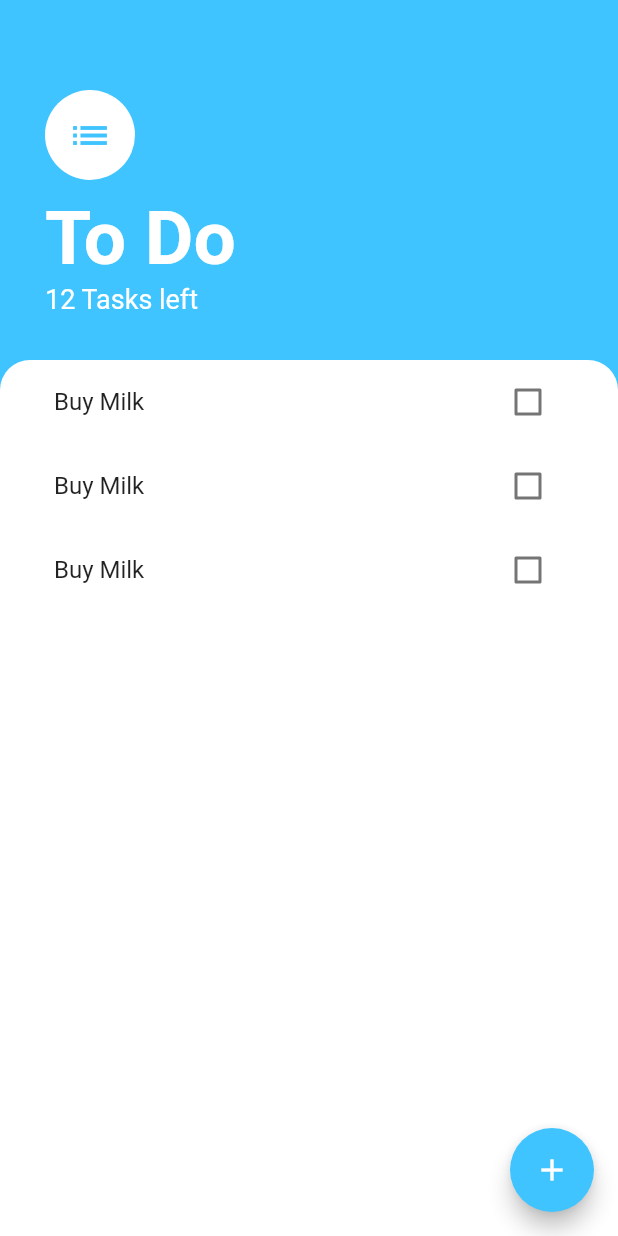
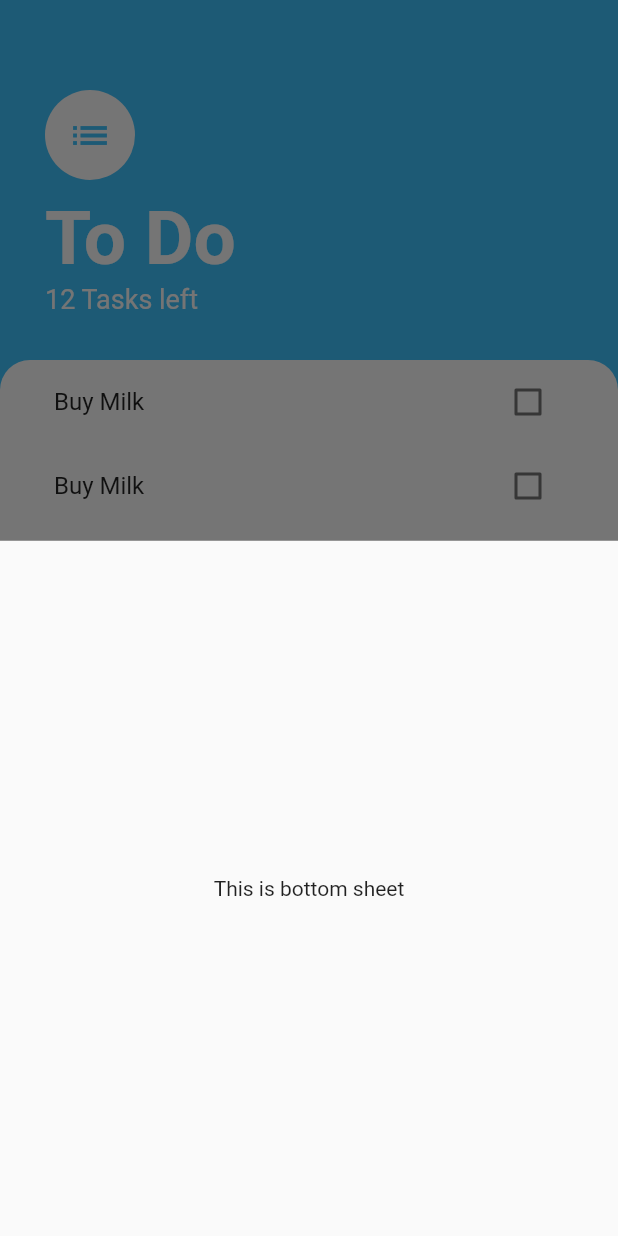
Before and after one commit to AkshaySiddannavar/To_Do_App, a Flutter app: the screen it shows after launch, after a tap on the "add" icon, on a phone screen of 412 x 824 dp. Run offline on Flutter 3.47's test engine with Material 2 defaults, Android fonts, the phone set to English and light mode, and no system bars.

Commit message:
add showModalBottomSheet()
Added a showModalBottomSheet() which is where user will be able to add
tasks.

```diff
--- a/lib/screens/task_screen.dart
+++ b/lib/screens/task_screen.dart
@@ -4,12 +4,22 @@ import 'package:todo_app/widgets/tasks_list.dart';
 class TasksScreen extends StatelessWidget {
   const TasksScreen({Key? key}) : super(key: key);
 
+  Widget buildBottomSheet(BuildContext context) {
+    return Container(
+      child: Center(
+        child: Text('This is bottom sheet'),
+      ),
+    );
+  }
+
   @override
   Widget build(BuildContext context) {
     bool isChecked = false;
     return Scaffold(
       floatingActionButton: FloatingActionButton(
-        onPressed: () {},
+        onPressed: () {
+          showModalBottomSheet(context: context, builder: buildBottomSheet);
+        },
         backgroundColor: Colors.lightBlueAccent,
         child: Icon(Icons.add),
       ),
```
